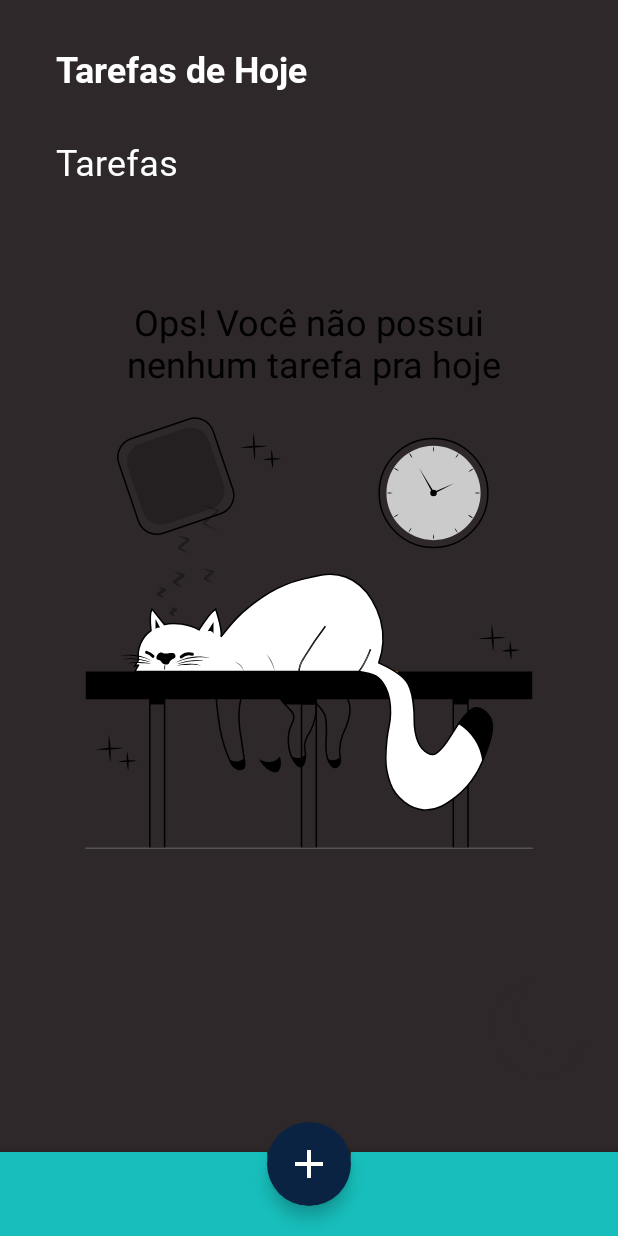
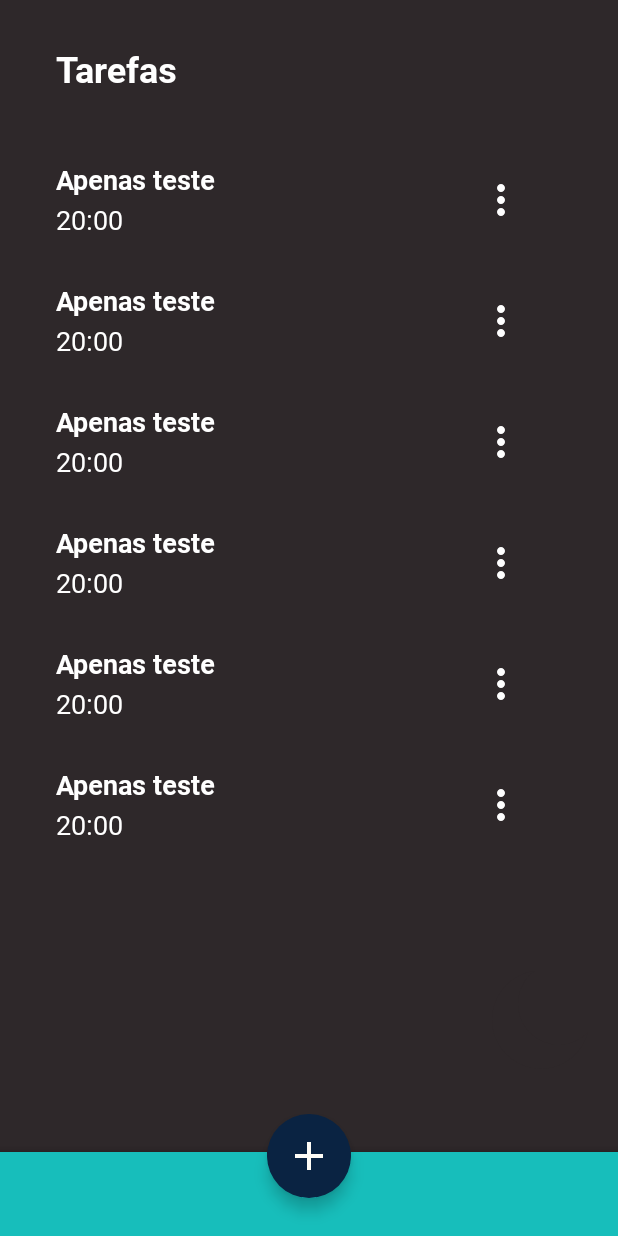
Before and after one commit to SoraAsc/To-Do-List-Android, an Android app: the layout activity_main.xml on its own in the app's theme, with its tools: preview values and no code run, on a phone screen of 412 x 824 dp. Run offline under Robolectric (Android 15) with nearby library versions, the phone set to English and light mode, and no system bars.

Commit message:
Change the UI and the connection between the UI and the View Model

```diff
--- a/app/src/main/java/com/mvdf/todolist/entity/Task.kt
+++ b/app/src/main/java/com/mvdf/todolist/entity/Task.kt
@@ -6,7 +6,7 @@ import androidx.room.PrimaryKey
 
 @Entity(tableName = "task_table")
 data class Task(
-    @PrimaryKey(autoGenerate = true) @ColumnInfo(name = "id") val id: Int,
+    @PrimaryKey(autoGenerate = true) @ColumnInfo(name = "id") val id: Int = 0,
     @ColumnInfo(name = "title") val title: String,
     @ColumnInfo(name = "description") val description: String,
     @ColumnInfo(name = "date") val date: String,
--- /dev/null
+++ b/app/src/main/res/color/text_input.xml
@@ -0,0 +1,6 @@
+<?xml version="1.0" encoding="utf-8"?>
+<selector xmlns:android="http://schemas.android.com/apk/res/android">
+    <item android:color="@color/default_text_color" android:state_focused="true"/>
+    <item android:color="@color/default_text_color" android:state_hovered="true"/>
+    <item android:color="@color/default_text_color"/>
+</selector>
--- a/app/src/main/res/layout/activity_main.xml
+++ b/app/src/main/res/layout/activity_main.xml
@@ -7,7 +7,7 @@
     android:background="@color/background_color"
     tools:context=".ui.MainActivity">
 
-    <TextView
+<!--    <TextView
         android:id="@+id/tv_main_title"
         android:layout_width="wrap_content"
         android:layout_height="wrap_content"
@@ -20,13 +20,13 @@
         android:textColor="@color/default_text_color"
         android:textSize="24sp"
         android:fontFamily="@font/roboto_bold"
-    />
+    />-->
 
     <TextView
         android:id="@+id/tv_task_title"
         android:layout_width="wrap_content"
         android:layout_height="wrap_content"
-        app:layout_constraintTop_toBottomOf="@id/tv_main_title"
+        app:layout_constraintTop_toTopOf="parent"
         app:layout_constraintStart_toStartOf="parent"
         android:layout_marginTop="29dp"
         android:layout_marginStart="37dp"
@@ -34,12 +34,13 @@
         android:text="@string/title_task"
         android:textColor="@color/default_text_color"
         android:textSize="24sp"
-        android:fontFamily="@font/roboto_regular"
+        android:fontFamily="@font/roboto_bold"
     />
 
     <include
         android:id="@+id/include_empty_task_state"
         layout="@layout/task_empty_state"
+        tools:visibility="gone"
     />
 
     <androidx.recyclerview.widget.RecyclerView
@@ -47,13 +48,13 @@
         android:layout_width="match_parent"
         android:layout_height="0dp"
         app:layout_constraintTop_toBottomOf="@+id/tv_task_title"
-        app:layout_constraintBottom_toTopOf="@+id/img_btn_change_mode"
+        app:layout_constraintBottom_toTopOf="@+id/coordinator_layout"
         android:layout_marginTop="16dp"
         app:layoutManager="androidx.recyclerview.widget.LinearLayoutManager"
         tools:itemCount="8"
         tools:listitem="@layout/item_task"
 
-        tools:visibility="gone"
+        tools:visibility="visible"
     />
 
     <ImageButton
@@ -89,7 +90,7 @@
             android:id="@+id/fab_create_task"
             android:layout_width="wrap_content"
             android:layout_height="wrap_content"
-            android:layout_marginBottom="20dp"
+            android:layout_marginBottom="25dp"
             android:contentDescription="@string/fab_add_task_description"
 
             android:backgroundTint="@color/background_color_create_floating_button"
--- a/app/src/main/res/layout/item_task.xml
+++ b/app/src/main/res/layout/item_task.xml
@@ -5,7 +5,7 @@
     xmlns:tools="http://schemas.android.com/tools"
     android:layout_marginStart="37dp"
     android:layout_marginTop="29dp"
-    android:layout_marginEnd="37dp"
+    android:layout_marginEnd="62dp"
     xmlns:app="http://schemas.android.com/apk/res-auto">
 
     <TextView
@@ -17,8 +17,8 @@
 
         tools:text="Apenas teste"
         android:textSize="18sp"
-        android:textColor="@color/black"
-        android:textStyle="bold"
+        android:textColor="@color/default_text_color"
+        android:fontFamily="@font/roboto_bold"
     />
     <TextView
         android:id="@+id/tv_hour"
@@ -26,10 +26,12 @@
         android:layout_height="wrap_content"
         app:layout_constraintStart_toStartOf="@id/tv_title"
         app:layout_constraintTop_toBottomOf="@id/tv_title"
+        android:layout_marginTop="2dp"
 
         tools:text="20:00"
         android:textSize="18sp"
-        android:textColor="@color/black"
+        android:textColor="@color/default_text_color"
+        android:fontFamily="@font/roboto_regular"
     />
 
     <androidx.appcompat.widget.AppCompatImageView
@@ -41,6 +43,7 @@
         app:layout_constraintBottom_toBottomOf="parent"
 
         app:srcCompat="@drawable/ic_more"
+        android:tint="@color/default_text_color"
     />
 
 </androidx.constraintlayout.widget.ConstraintLayout>
--- a/app/src/main/res/layout/task_empty_state.xml
+++ b/app/src/main/res/layout/task_empty_state.xml
@@ -14,7 +14,7 @@
         app:layout_constraintEnd_toEndOf="parent"
         android:layout_marginBottom="16dp"
 
-        android:textColor="@color/black"
+        android:textColor="@color/default_text_color"
         android:gravity="center"
         android:textSize="24sp"
         android:text="@string/task_empty_text_label"
@@ -28,9 +28,10 @@
         app:layout_constraintStart_toStartOf="parent"
         app:layout_constraintEnd_toEndOf="parent"
         app:layout_constraintBottom_toBottomOf="parent"
+        android:layout_marginTop="16dp"
 
         app:srcCompat="@drawable/ic_empty_list"
-        android:layout_marginTop="16dp"
+        android:tint="@color/background_color_bottom_bar"
     />
 
 </androidx.constraintlayout.widget.ConstraintLayout>
--- a/app/src/main/res/menu/task_menu_popup.xml
+++ b/app/src/main/res/menu/task_menu_popup.xml
@@ -2,10 +2,10 @@
 <menu xmlns:android="http://schemas.android.com/apk/res/android">
     <item
         android:id="@+id/action_edit"
-        android:title="@string/task_menu_popup_edit_label"
+        android:title="@string/edit_label"
     />
     <item
         android:id="@+id/action_delete"
-        android:title="@string/task_menu_popup_delete_label"
+        android:title="@string/delete_label"
     />
 </menu>
--- a/app/src/main/res/values-night/colors.xml
+++ b/app/src/main/res/values-night/colors.xml
@@ -1,6 +1,7 @@
 <?xml version="1.0" encoding="utf-8"?>
 <resources>
     <color name="default_text_color">#FFFFFF</color>
+    <color name="inverse_text_color">#FF000000</color>
     <color name="background_color">#2E282A</color>
     <color name="background_color_bottom_bar">#17BEBB</color>
     <color name="background_color_create_floating_button">#0A2342</color>
--- a/app/src/main/res/values/colors.xml
+++ b/app/src/main/res/values/colors.xml
@@ -1,6 +1,7 @@
 <?xml version="1.0" encoding="utf-8"?>
 <resources>
     <color name="default_text_color">#FF000000</color>
+    <color name="inverse_text_color">#FFFFFF</color>
     <color name="background_color">#FFBC80</color>
     <color name="background_color_bottom_bar">#FC4F4F</color>
     <color name="background_color_create_floating_button">#84BC9C</color>
@@ -13,5 +14,7 @@
     <color name="teal_700">#FF018786</color>
     <color name="black">#FF000000</color>
     <color name="white">#FFFFFFFF</color>
+    <color name="transparent">#00FFFFFF</color>
+
 
 </resources>
--- a/app/src/main/res/values/strings.xml
+++ b/app/src/main/res/values/strings.xml
@@ -10,7 +10,8 @@
     <string name="hour_hint">Horário</string>
     <string name="cancel_task_button_text">Cancelar</string>
     <string name="create_task_text">Criar Tarefa</string>
-    <string name="task_menu_popup_edit_label">Editar</string>
-    <string name="task_menu_popup_delete_label">Deletar</string>
+    <string name="edit_task_text">Editar Tarefa</string>
+    <string name="edit_label">Editar</string>
+    <string name="delete_label">Deletar</string>
     <string name="task_empty_text_label">Ops! Você não possui\n nenhum tarefa pra hoje</string>
 </resources>
```
Also changed, not shown: app/src/main/java/com/mvdf/todolist/datasource/TaskDataSource.kt (deleted, +0 -25 lines), app/src/main/java/com/mvdf/todolist/ui/AddTaskActivity.kt (+18 -9 lines), app/src/main/java/com/mvdf/todolist/ui/MainActivity.kt (+13 -15 lines), app/src/main/res/layout/activity_add_task.xml (+29 -13 lines), app/src/main/res/values/themes.xml (+18 -1 lines), 1 other file.
